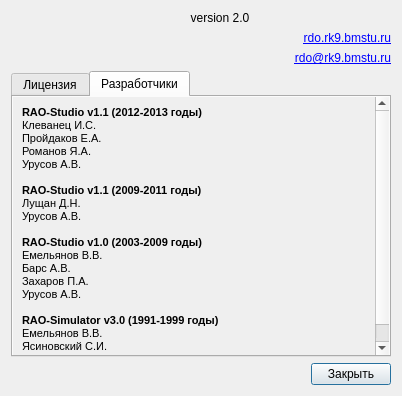
This is rdo/app/rdo_studio/trunk/res/ui/about_dialog.ui in aurusov/rdo_studio as Qt 5 draws it before an edit. The edited form follows.
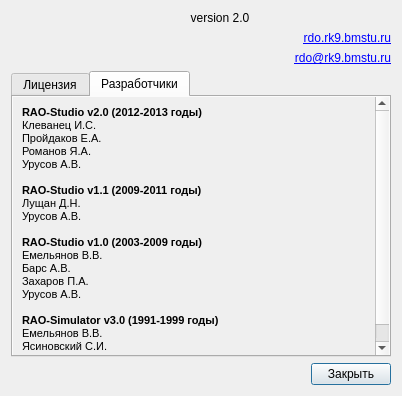
This is the edited form. The open tabs and pages were chosen to show the change. Icons and pictures are not drawn.

Commit message: - продвина версия в разработчиках

Diff of the .ui file:
```diff
--- a/rdo/app/rdo_studio/trunk/res/ui/about_dialog.ui
+++ b/rdo/app/rdo_studio/trunk/res/ui/about_dialog.ui
@@ -228,7 +228,7 @@
 &lt;html&gt;&lt;head&gt;&lt;meta name=&quot;qrichtext&quot; content=&quot;1&quot; /&gt;&lt;style type=&quot;text/css&quot;&gt;
 p, li { white-space: pre-wrap; }
 &lt;/style&gt;&lt;/head&gt;&lt;body style=&quot; font-family:'MS Shell Dlg 2'; font-size:8pt; font-weight:400; font-style:normal;&quot;&gt;
-&lt;p style=&quot; margin-top:0px; margin-bottom:0px; margin-left:0px; margin-right:0px; -qt-block-indent:0; text-indent:0px;&quot;&gt;&lt;span style=&quot; font-weight:600;&quot;&gt;RAO-Studio v1.1 (2012-2013 годы)&lt;/span&gt;&lt;/p&gt;
+&lt;p style=&quot; margin-top:0px; margin-bottom:0px; margin-left:0px; margin-right:0px; -qt-block-indent:0; text-indent:0px;&quot;&gt;&lt;span style=&quot; font-weight:600;&quot;&gt;RAO-Studio v2.0 (2012-2013 годы)&lt;/span&gt;&lt;/p&gt;
 &lt;p style=&quot; margin-top:0px; margin-bottom:0px; margin-left:0px; margin-right:0px; -qt-block-indent:0; text-indent:0px;&quot;&gt;Клеванец И.С.&lt;/p&gt;
 &lt;p style=&quot; margin-top:0px; margin-bottom:0px; margin-left:0px; margin-right:0px; -qt-block-indent:0; text-indent:0px;&quot;&gt;Пройдаков Е.А.&lt;/p&gt;
 &lt;p style=&quot; margin-top:0px; margin-bottom:0px; margin-left:0px; margin-right:0px; -qt-block-indent:0; text-indent:0px;&quot;&gt;Романов Я.А.&lt;/p&gt;
```
